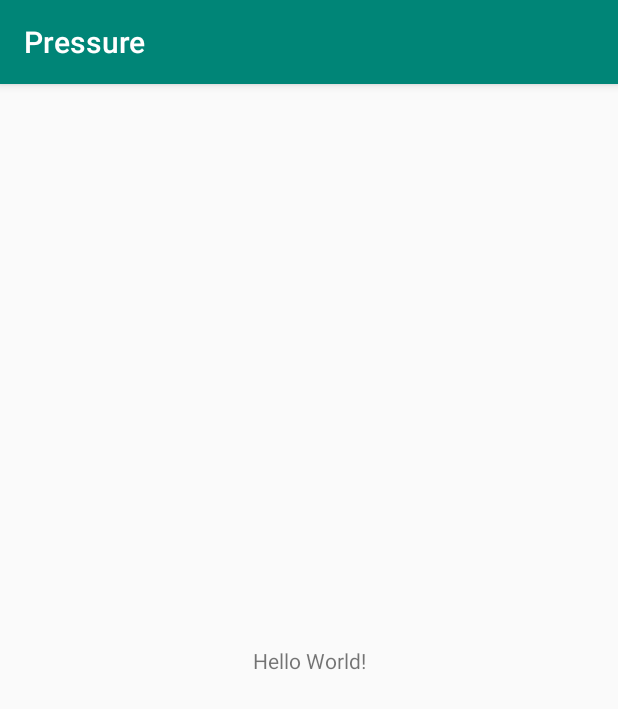
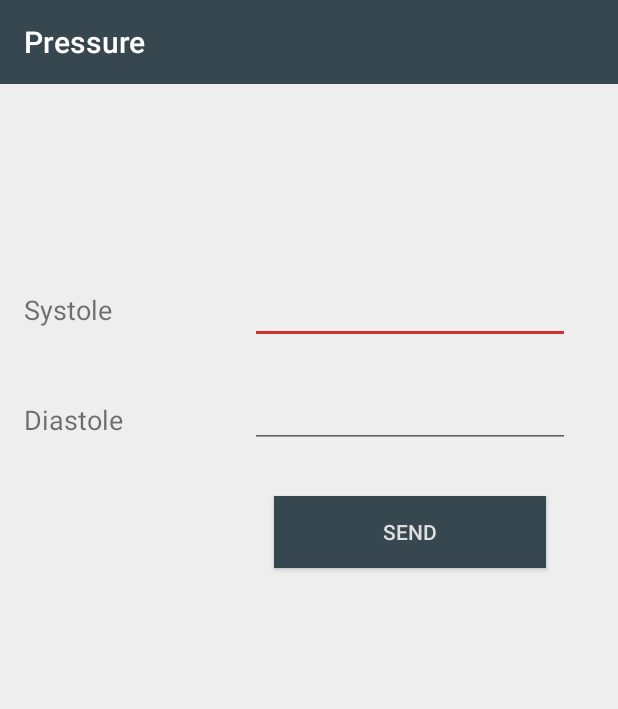
Before and after one commit to adrianoBP/BP-tracking, an Android app: the screen it shows after launch (MainActivity), on a phone screen of 412 x 824 dp. Shown: the top 709 px of the screen. Run offline under Robolectric (Android 15) with nearby library versions, the phone set to English and light mode, and no system bars.

Commit message:
Android APP sending data + Frontend reading data

```diff
--- a/Android/app/build.gradle
+++ b/Android/app/build.gradle
@@ -25,4 +25,7 @@ dependencies {
     testImplementation 'junit:junit:4.12'
     androidTestImplementation 'com.android.support.test:runner:1.0.2'
     androidTestImplementation 'com.android.support.test.espresso:espresso-core:3.0.2'
+
+    implementation 'com.android.volley:volley:1.1.1'
+    implementation 'com.android.support:design:27.1.1'
 }
--- a/Android/app/src/main/AndroidManifest.xml
+++ b/Android/app/src/main/AndroidManifest.xml
@@ -1,6 +1,9 @@
 <?xml version="1.0" encoding="utf-8"?>
 <manifest xmlns:android="http://schemas.android.com/apk/res/android"
+    xmlns:tools="http://schemas.android.com/tools"
     package="pressure.adriano.com">
+
+    <uses-permission android:name="android.permission.INTERNET" />
 
     <application
         android:allowBackup="true"
@@ -8,7 +11,8 @@
         android:label="@string/app_name"
         android:roundIcon="@mipmap/ic_launcher_round"
         android:supportsRtl="true"
-        android:theme="@style/AppTheme">
+        android:theme="@style/AppTheme"
+        tools:ignore="GoogleAppIndexingWarning">
         <activity android:name=".MainActivity">
             <intent-filter>
                 <action android:name="android.intent.action.MAIN" />
--- a/Android/app/src/main/java/pressure/adriano/com/MainActivity.java
+++ b/Android/app/src/main/java/pressure/adriano/com/MainActivity.java
@@ -2,12 +2,63 @@ package pressure.adriano.com;
 
 import android.support.v7.app.AppCompatActivity;
 import android.os.Bundle;
+import android.support.v7.widget.Toolbar;
+import android.view.Menu;
+import android.view.MenuInflater;
+import android.view.MenuItem;
+import android.view.View;
+import android.widget.Button;
+import android.widget.EditText;
+
+import static pressure.adriano.com.APIHelper.Pressure.SendPressureData;
+import static pressure.adriano.com.Util.*;
 
 public class MainActivity extends AppCompatActivity {
 
+    EditText etSystole, etDiastole;
+    Button bSendData;
+
     @Override
     protected void onCreate(Bundle savedInstanceState) {
+
         super.onCreate(savedInstanceState);
         setContentView(R.layout.activity_main);
+
+        Toolbar toolbar = findViewById(R.id.toolbar);
+        setSupportActionBar(toolbar);
+
+        // Components init
+        etSystole = findViewById(R.id.etSystole);
+        etDiastole = findViewById(R.id.etDiastole);
+        bSendData = findViewById(R.id.bSendData);
+
+        // Listeners init
+        bSendData.setOnClickListener(new View.OnClickListener() {
+            @Override
+            public void onClick(View v) {
+                HideKeyboard(MainActivity.this.getCurrentFocus(), MainActivity.this);
+                SendPressureData(etSystole.getText().toString(), etDiastole.getText().toString(), MainActivity.this);
+            }
+        });
+
+    }
+
+
+    @Override
+    public boolean onOptionsItemSelected(MenuItem item) {
+        switch (item.getItemId()){
+//            case R.id.item1:
+//                Toast.makeText(this, "Item1", Toast.LENGTH_SHORT).show();
+//                return true;
+            default:
+                return true;
+        }
+    }
+
+    @Override
+    public boolean onCreateOptionsMenu(Menu menu) {
+        MenuInflater inflater = getMenuInflater();
+        inflater.inflate(R.menu.test_menu, menu);
+        return true;
     }
 }
--- a/Android/app/src/main/res/layout/activity_main.xml
+++ b/Android/app/src/main/res/layout/activity_main.xml
@@ -4,15 +4,92 @@
     xmlns:tools="http://schemas.android.com/tools"
     android:layout_width="match_parent"
     android:layout_height="match_parent"
+    android:background="@color/backgroundLight"
+    android:theme="@style/AppTheme"
     tools:context=".MainActivity">
 
-    <TextView
+    <include
+        android:id="@+id/toolbar"
+        layout="@layout/toolbar"
+        android:layout_width="0dp"
+        android:layout_height="wrap_content"
+        app:layout_constraintEnd_toEndOf="parent"
+        app:layout_constraintHorizontal_bias="1.0"
+        app:layout_constraintStart_toStartOf="parent"
+        app:layout_constraintTop_toTopOf="parent" />
+
+    <EditText
+        android:id="@+id/etSystole"
         android:layout_width="wrap_content"
         android:layout_height="wrap_content"
-        android:text="Hello World!"
-        app:layout_constraintBottom_toBottomOf="parent"
-        app:layout_constraintLeft_toLeftOf="parent"
-        app:layout_constraintRight_toRightOf="parent"
-        app:layout_constraintTop_toTopOf="parent" />
+        android:layout_marginTop="128dp"
+        android:layout_marginEnd="32dp"
+        android:ems="10"
+        android:inputType="number"
+        app:layout_constraintEnd_toEndOf="parent"
+        app:layout_constraintTop_toBottomOf="@+id/toolbar" />
+
+    <EditText
+        android:id="@+id/etDiastole"
+        android:layout_width="wrap_content"
+        android:layout_height="wrap_content"
+        android:layout_marginTop="24dp"
+        android:ems="10"
+        android:inputType="number"
+        app:layout_constraintEnd_toEndOf="@+id/etSystole"
+        app:layout_constraintTop_toBottomOf="@+id/etSystole" />
+
+    <TextView
+        android:id="@+id/tvSystole"
+        android:layout_width="0dp"
+        android:layout_height="0dp"
+        android:layout_marginStart="16dp"
+        android:layout_marginTop="8dp"
+        android:layout_marginEnd="8dp"
+        android:layout_marginBottom="8dp"
+        android:gravity="center_vertical|right"
+        android:text="Systole"
+        android:textAlignment="textStart"
+        android:textAllCaps="false"
+        android:textSize="18sp"
+        app:layout_constraintBottom_toBottomOf="@+id/etSystole"
+        app:layout_constraintEnd_toStartOf="@+id/etSystole"
+        app:layout_constraintHorizontal_bias="0.97"
+        app:layout_constraintStart_toStartOf="parent"
+        app:layout_constraintTop_toTopOf="@+id/etSystole" />
+
+    <TextView
+        android:id="@+id/tvDyastole"
+        android:layout_width="0dp"
+        android:layout_height="0dp"
+        android:layout_marginStart="16dp"
+        android:layout_marginTop="8dp"
+        android:layout_marginEnd="8dp"
+        android:gravity="center_vertical|right"
+        android:text="Diastole"
+        android:textAlignment="textStart"
+        android:textAllCaps="false"
+        android:textSize="18sp"
+        app:layout_constraintBottom_toBottomOf="@+id/etDiastole"
+        app:layout_constraintEnd_toStartOf="@+id/etSystole"
+        app:layout_constraintHorizontal_bias="0.0"
+        app:layout_constraintStart_toStartOf="parent"
+        app:layout_constraintTop_toTopOf="@+id/etDiastole"
+        app:layout_constraintVertical_bias="1.0" />
+
+    <Button
+        android:id="@+id/bSendData"
+        android:layout_width="0dp"
+        android:layout_height="wrap_content"
+        android:layout_marginStart="16dp"
+        android:layout_marginTop="32dp"
+        android:layout_marginEnd="16dp"
+        android:background="@color/colorPrimary"
+        android:text="Send"
+        android:textColor="@color/textLight"
+        app:layout_constraintEnd_toEndOf="@+id/etDiastole"
+        app:layout_constraintStart_toStartOf="@+id/etDiastole"
+        app:layout_constraintTop_toBottomOf="@+id/etDiastole" />
+
 
 </android.support.constraint.ConstraintLayout>
--- /dev/null
+++ b/Android/app/src/main/res/layout/toolbar.xml
@@ -0,0 +1,10 @@
+<?xml version="1.0" encoding="utf-8"?>
+<android.support.v7.widget.Toolbar xmlns:android="http://schemas.android.com/apk/res/android"
+    android:layout_width="match_parent"
+    android:layout_height="wrap_content"
+    xmlns:app="http://schemas.android.com/apk/res-auto"
+    android:background="@color/colorPrimary"
+    android:theme="@style/ThemeOverlay.AppCompat.Dark.ActionBar"
+    app:popupTheme="@style/ThemeOverlay.AppCompat.Light">
+
+</android.support.v7.widget.Toolbar>
--- /dev/null
+++ b/Android/app/src/main/res/menu/test_menu.xml
@@ -0,0 +1,33 @@
+<?xml version="1.0" encoding="utf-8"?>
+<menu xmlns:android="http://schemas.android.com/apk/res/android"
+    xmlns:app="http://schemas.android.com/apk/res-auto">
+    <!--<item-->
+        <!--android:id="@+id/item1"-->
+        <!--android:icon="@drawable/ic_launcher_foreground"-->
+        <!--android:title="Item 1"-->
+        <!--app:showAsAction="ifRoom">-->
+
+    <!--</item>-->
+
+    <!--<item android:id="@+id/item2"-->
+        <!--android:icon="@drawable/ic_launcher_foreground"-->
+        <!--android:title="Item 1"-->
+        <!--app:showAsAction="ifRoom" >-->
+
+        <!--<item android:id="@+id/item3"-->
+            <!--android:icon="@drawable/ic_launcher_foreground"-->
+            <!--android:title="Item 1"-->
+            <!--app:showAsAction="never">-->
+
+        <!--</item>-->
+        <!--<menu>-->
+            <!--<item android:id="@+id/item4"-->
+                <!--android:icon="@drawable/ic_launcher_foreground"-->
+                <!--android:title="Item 1"-->
+                <!--app:showAsAction="never" >-->
+
+            <!--</item>-->
+        <!--</menu>-->
+    <!--</item>-->
+
+</menu>
--- a/Android/app/src/main/res/values/colors.xml
+++ b/Android/app/src/main/res/values/colors.xml
@@ -1,6 +1,13 @@
 <?xml version="1.0" encoding="utf-8"?>
 <resources>
-    <color name="colorPrimary">#008577</color>
-    <color name="colorPrimaryDark">#00574B</color>
-    <color name="colorAccent">#D81B60</color>
+    <color name="colorPrimary">#37474F</color>
+    <color name="colorPrimaryDark">#102027</color>
+    <color name="colorPrimaryLight">#62727b</color>
+    <color name="colorAccent">#d32f2f</color>
+    <color name="colorAccentDark">#9a0007</color>
+    <color name="colorAccentLight">#ff6659</color>
+    <color name="textDark">#1C1C1C</color>
+    <color name="textLight">#DFDFDF</color>
+    <color name="backgroundLight">#EEEEEE</color>
+    <color name="backgroundDark">#424242</color>
 </resources>
--- a/Android/app/src/main/res/values/strings.xml
+++ b/Android/app/src/main/res/values/strings.xml
@@ -1,3 +1,4 @@
 <resources>
     <string name="app_name">Pressure</string>
+    <string name="APIEndpoint">https://projectsherlock.ddns.net/projects/BloodPressureMonitoring/api</string>
 </resources>
--- a/Android/app/src/main/res/values/styles.xml
+++ b/Android/app/src/main/res/values/styles.xml
@@ -1,7 +1,7 @@
 <resources>
 
     <!-- Base application theme. -->
-    <style name="AppTheme" parent="Theme.AppCompat.Light.DarkActionBar">
+    <style name="AppTheme" parent="Theme.AppCompat.Light.NoActionBar">
         <!-- Customize your theme here. -->
         <item name="colorPrimary">@color/colorPrimary</item>
         <item name="colorPrimaryDark">@color/colorPrimaryDark</item>
```
Also changed, not shown: Android/app/src/main/java/pressure/adriano/com/APIHelper/Pressure.java (added, +83 -0 lines), Android/app/src/main/java/pressure/adriano/com/PressureEntry.java (added, +54 -0 lines), Android/app/src/main/java/pressure/adriano/com/Util.java (added, +28 -0 lines), 3 other files.
